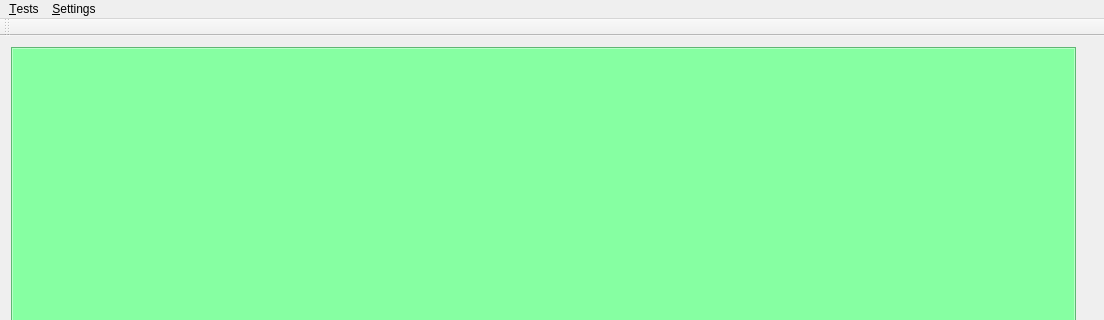
Warchild33/FormantSynth, file mainwindow.ui: the form before one commit; both pictures show x 0 to 1104 and y 0 to 320 of the 1104 by 895 pixel window.
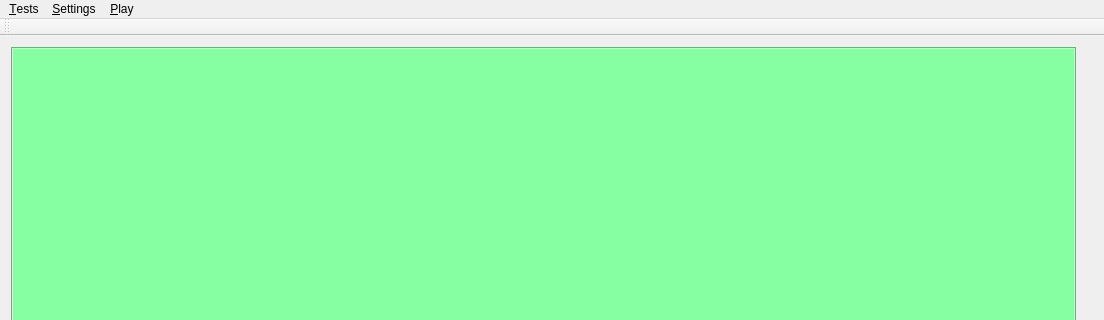
The form after the commit. Custom widgets are drawn as their Qt base class.

```diff
--- a/mainwindow.ui
+++ b/mainwindow.ui
@@ -95,8 +95,15 @@
     </property>
     <addaction name="actionSound_driver"/>
    </widget>
+   <widget class="QMenu" name="menuPlay">
+    <property name="title">
+     <string>&amp;Play</string>
+    </property>
+    <addaction name="actionPlay_happy_birsday"/>
+   </widget>
    <addaction name="menuTests"/>
    <addaction name="menuSettings"/>
+   <addaction name="menuPlay"/>
   </widget>
   <widget class="QToolBar" name="mainToolBar">
    <attribute name="toolBarArea">
```
Left out of the diff: 5 changed lines with no effect on the pictures.
